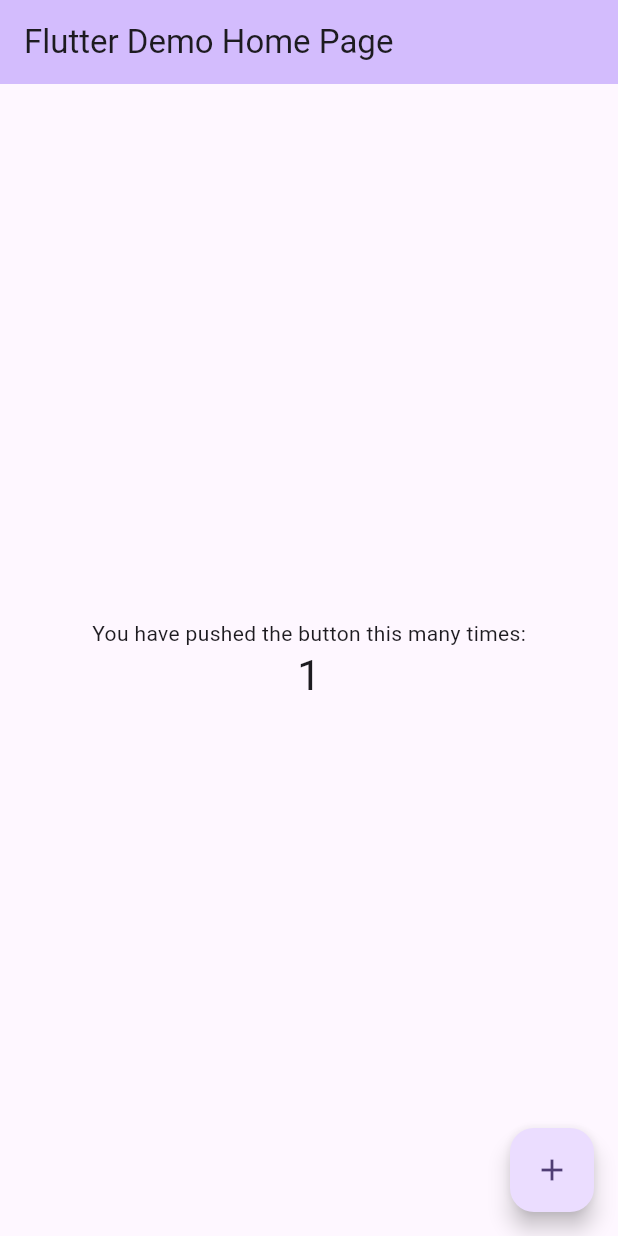
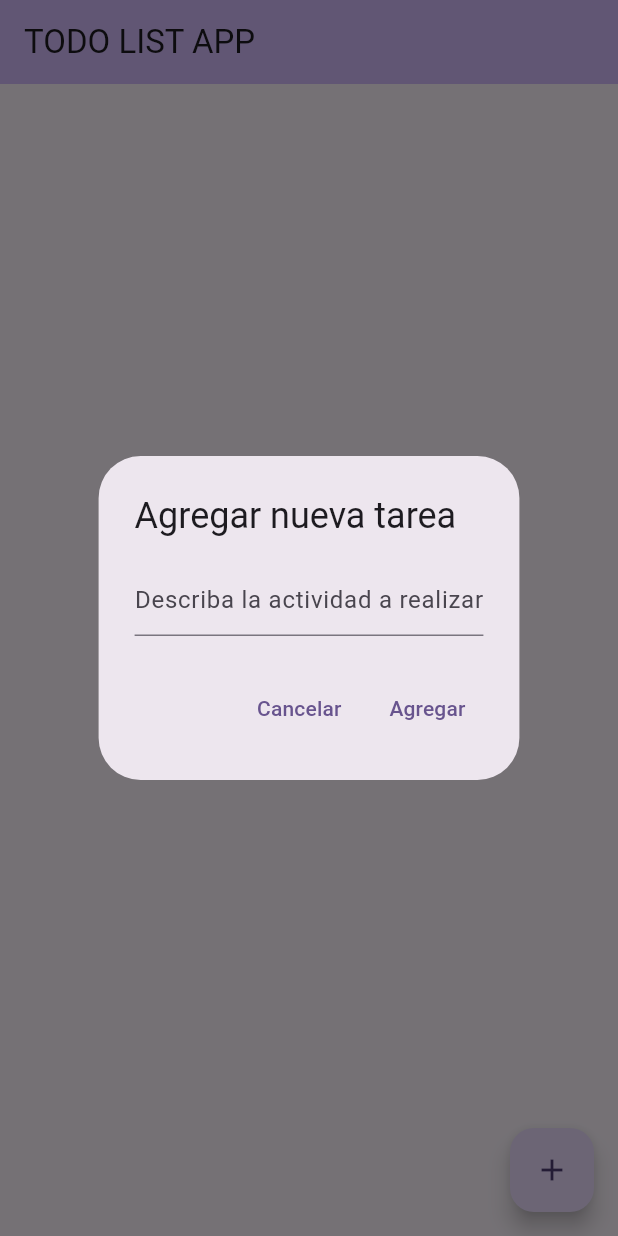
Before and after one commit to JoseLopezLara/RiverpodTodoListApp, a Flutter app: the screen it shows after launch, after a tap on the "add" icon, on a phone screen of 412 x 824 dp. Run offline on Flutter 3.47's test engine with Material 3 defaults, Android fonts, the light colour scheme and no system bars; our stand-ins replace flutter_riverpod.

Commit message:
New Task en Task List Added

```diff
--- a/lib/couter_controller.dart
+++ /dev/null
@@ -1,22 +0,0 @@
-import 'package:flutter/material.dart';
-
-class CounterController extends ChangeNotifier {
-  //PASO 1: Mi sección de propiedades (Variables, objetos, repositios, etc)
-  // ------------------------------------------------------
-  int _count = 0;
-
-  // PASO 2: Tu seccion de getters
-  // ------------------------------------------------------
-
-  //Un getter es una función que su unico objetivos es retornar una propiedad privada
-  int get getCount => _count;
-
-  //PASO 3: Tu sección de funciones que efectuan la logica de tu frontend
-  void increment() {
-    //PASO 3.1 Logica de la función: Notificar cambio realizado
-    _count++;
-
-    //PASO 3.2: Notificar cambio realizado
-    notifyListeners();
-  }
-}
--- a/lib/main.dart
+++ b/lib/main.dart
@@ -1,10 +1,10 @@
 // ignore_for_file: public_member_api_docs, sort_constructors_first
 import 'package:flutter/material.dart';
 import 'package:flutter_riverpod/flutter_riverpod.dart';
-import 'package:riverpod_change_notifier_provider/couter_controller.dart';
+import 'package:riverpod_change_notifier_provider/tasks_controller.dart';
 
 //PASO 4: Crear provedor
-final counterProvider = ChangeNotifierProvider((ref) => CounterController());
+final taskProvider = ChangeNotifierProvider((ref) => TasksController());
 
 void main() {
   runApp(const ProviderScope(child: MyApp()));
@@ -21,47 +21,78 @@ class MyApp extends StatelessWidget {
         colorScheme: ColorScheme.fromSeed(seedColor: Colors.deepPurple),
         useMaterial3: true,
       ),
-      home: const MyCounterWidget(title: 'Flutter Demo Home Page'),
+      home: const ToDoWidget(),
     );
   }
 }
 
 //PASO 5: Donde vas a usar tu provedor, debes de convertir el widget a ConsumerWidget
 // No olvida añadir el WidgetRef en el contructor
-class MyCounterWidget extends ConsumerWidget {
-  const MyCounterWidget({
+class ToDoWidget extends ConsumerWidget {
+  const ToDoWidget({
     super.key,
-    required this.title,
   });
-
-  final String title;
 
   @override
   Widget build(BuildContext context, WidgetRef ref) {
     // PASO 6: Crear variable que permite gestionar mi gestor de estado
-    final counterState = ref.watch(counterProvider);
+    final tasksState = ref.watch(taskProvider);
 
     return Scaffold(
       appBar: AppBar(
         backgroundColor: Theme.of(context).colorScheme.inversePrimary,
-        title: Text(title),
+        title: const Text('TODO LIST APP'),
       ),
-      body: Center(
-        child: Column(
-          mainAxisAlignment: MainAxisAlignment.center,
-          children: <Widget>[
-            const Text(
-              'You have pushed the button this many times:',
-            ),
-            Text(
-              '${counterState.getCount}',
-              style: Theme.of(context).textTheme.headlineMedium,
-            ),
-          ],
-        ),
-      ),
+      body: ListView.builder(
+          itemCount: tasksState.getTasks.length,
+          itemBuilder: (context, index) {
+            return ListTile(
+              title: Text(
+                tasksState.getTasks[index].title,
+                style: TextStyle(
+                  decoration: tasksState.getTasks[index].isCompleted
+                      ? TextDecoration.lineThrough
+                      : null,
+                ),
+              ),
+            );
+          }),
       floatingActionButton: FloatingActionButton(
-        onPressed: counterState.increment,
+        onPressed: () {
+          showDialog(
+              context: context,
+              builder: (BuildContext context) {
+                String taskTitle = '';
+                return AlertDialog(
+                  title: const Text('Agregar nueva tarea'),
+                  content: TextField(
+                    onChanged: (value) {
+                      taskTitle = value;
+                    },
+                    decoration: const InputDecoration(
+                      hintText: 'Describa la actividad a realizar',
+                    ),
+                  ),
+                  actions: [
+                    TextButton(
+                      onPressed: () {
+                        Navigator.of(context).pop();
+                      },
+                      child: const Text('Cancelar'),
+                    ),
+                    TextButton(
+                      onPressed: () {
+                        if (taskTitle.isNotEmpty) {
+                          ref.read(taskProvider).addTask(taskTitle);
+                          Navigator.of(context).pop();
+                        }
+                      },
+                      child: const Text('Agregar'),
+                    )
+                  ],
+                );
+              });
+        },
         tooltip: 'Increment',
         child: const Icon(Icons.add),
       ),
--- /dev/null
+++ b/lib/tasks_controller.dart
@@ -0,0 +1,37 @@
+import 'package:flutter/material.dart';
+import 'package:riverpod_change_notifier_provider/tasks.dart';
+
+//TODO: ACTIVIDAD:
+/*1. En cada item de la lista de tareas deben de añadir un widget checkbox. Este check box debe de marcar subrallar la tarea como completada y cambiar el valor booleano llando a la función que ya les cree.
+
+  2. Deben de añadir un IncoButton de editar en cada item de la lista. Este botón debe llamar en el onpressed:
+    2.1 A la venta emergente y esta debe de tener en el
+    text fiel el titula de la tarea para que el usuario unicamnte lo edite y de en guardar.
+      2.1.1 En el onpresed de la accion de la ventana emergente deben
+      de llamar a la función que se encargará de actualizar el titulo de la tarea (Usa coppy with y basate en la función que se encarga de cambiar el valor booleano).*/
+
+class TasksController extends ChangeNotifier {
+//PASO 1: Mi sección de propiedades (Variables, objetos, repositios, etc)
+  List<Task> _tasks = [];
+
+//PASO 2: Tu seccion de getters
+  List<Task> get getTasks => _tasks;
+
+//PASO 3: Tu sección de funciones que efectuan la logica de tu frontend
+  void addTask(String title) {
+    //PASO 3.1 Logica de la función: Notificar cambio realizado
+    final newTask = Task(title: title);
+    _tasks = [..._tasks, newTask];
+
+    //PASO 3.2: Notificar cambio realizado
+    notifyListeners();
+  }
+
+  void toggleTaskCompletation(int index) {
+    final task = _tasks[index];
+    final updatedTask = task.copyWith(isCompleted: !task.isCompleted);
+    _tasks = List<Task>.from(_tasks)..[index] = updatedTask;
+
+    notifyListeners();
+  }
+}
```
Also changed, not shown: lib/tasks.dart (added, +19 -0 lines).
